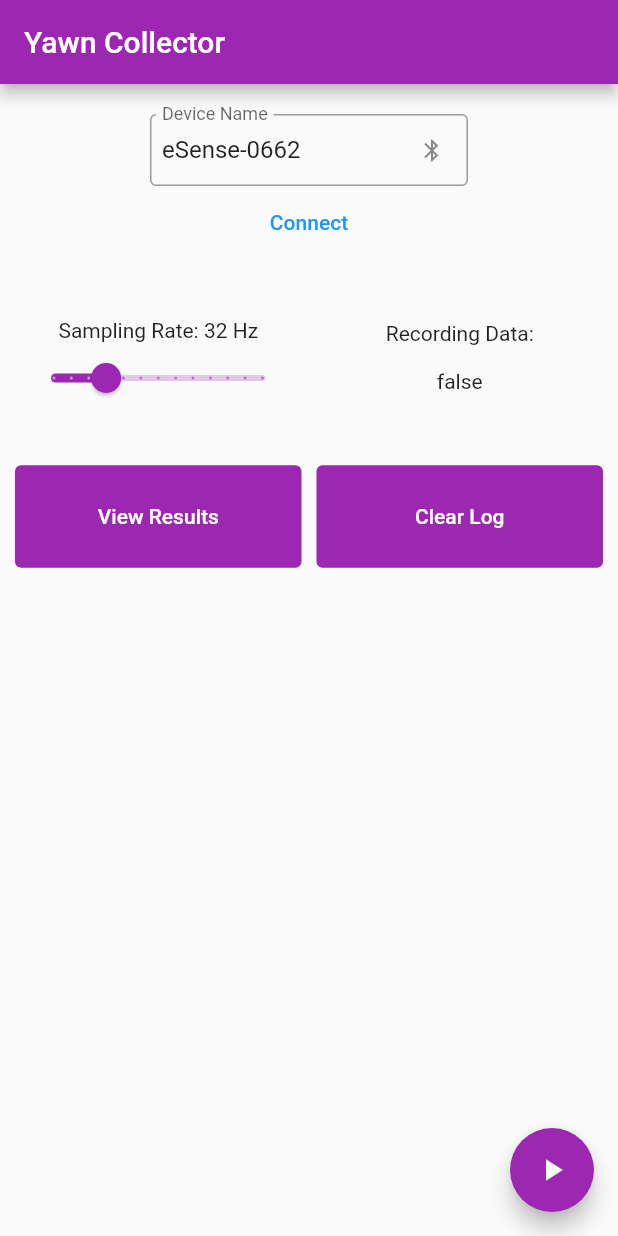
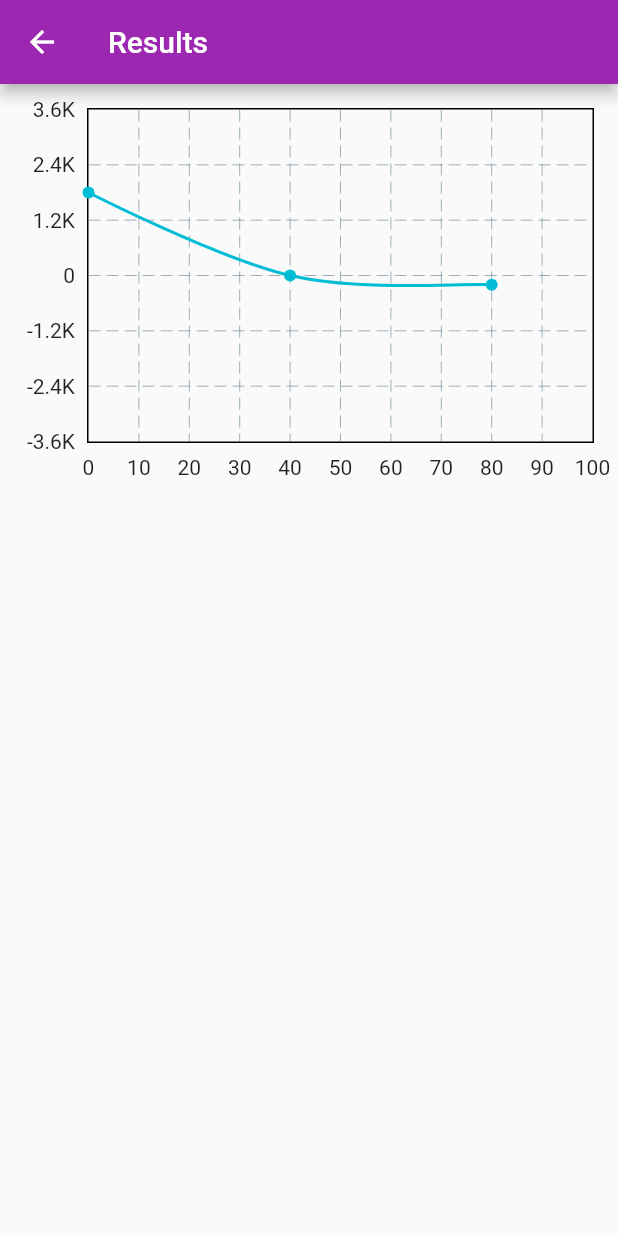
Before and after one commit to jacbn/yawning-detection, a Flutter app: the screen it shows after launch, after a tap on "View Results", on a phone screen of 412 x 824 dp. Run offline on Flutter 3.47's test engine with Material 2 defaults, Android fonts, the light colour scheme and no system bars; drawn by our look-alikes of fl_chart; our stand-ins replace permission_handler; missing offline and left inert: esense_flutter.

Commit message:
fixes; started results

```diff
--- a/yeimu/lib/main.dart
+++ b/yeimu/lib/main.dart
@@ -3,7 +3,8 @@ import 'dart:async';
 import 'package:flutter/material.dart';
 import 'package:esense_flutter/esense.dart';
 import 'package:permission_handler/permission_handler.dart';
-import 'package:yeimu/accel_gyro_pair.dart';
+import 'package:yeimu/results.dart';
+import 'package:yeimu/structure/sensor_reading.dart';
 
 void main() {
   runApp(const MyApp());
@@ -12,15 +13,14 @@ void main() {
 class MyApp extends StatelessWidget {
   const MyApp({Key? key}) : super(key: key);
 
-  // This widget is the root of your application.
   @override
   Widget build(BuildContext context) {
     return MaterialApp(
-      title: 'Yawn Collector',
+      title: 'Yeimu',
       theme: ThemeData(
         primarySwatch: Colors.purple,
       ),
-      home: const MainPage(title: 'Yawn Collector'),
+      home: const MainPage(title: 'Yeimu'),
     );
   }
 }
@@ -83,12 +83,13 @@ class _MainPageState extends State<MainPage> {
       bool connected = await eSenseManager.isConnected();
       _printEvent("Connection complete: $connected\n");
 
+      if (connected) {
         setState(() {
-        _isConnected = connected;
-        if (connected) {
+          _isConnected = true;
           _connectButtonText = 'Disconnect';
+        });
       }
-      });
+
       return connected;
     } else {
       _newAlert("No permissions", "Lacking permissions. Please grant the requested permissions.");
@@ -100,12 +101,12 @@ class _MainPageState extends State<MainPage> {
   Future<bool> _disconnect() async {
     _printEvent("Disconnecting...");
     bool disconnected = await eSenseManager.disconnect();
+    if (disconnected) {
       setState(() {
-      _isConnected = !disconnected;
-      if (disconnected) {
         _connectButtonText = 'Connect';
+        _isConnected = false;
+      });
     }
-    });
     return disconnected;
   }
 
@@ -121,7 +122,11 @@ class _MainPageState extends State<MainPage> {
 
   void _printEvent(String event) {
     setState(() {
+      if (_eventsText == '') {
+        _eventsText = event;
+      } else {
         _eventsText += '\n$event';
+      }
     });
   }
 
@@ -162,7 +167,7 @@ class _MainPageState extends State<MainPage> {
       ),
       body: Center(
         child: Column(
-          mainAxisAlignment: MainAxisAlignment.center,
+          mainAxisAlignment: MainAxisAlignment.start,
           children: <Widget>[
             Padding(
               padding: const EdgeInsets.only(left: 100, right: 100, top: 20),
@@ -223,15 +228,15 @@ class _MainPageState extends State<MainPage> {
                     textAlign: TextAlign.center,
                   ),
                 ),
-                TextButton(
+                ElevatedButton(
                   style: ButtonStyle(
                       backgroundColor: MaterialStateProperty.all(Theme.of(context).primaryColor)),
                   onPressed: () {
-                    //TODO
+                    Navigator.push(context, MaterialPageRoute(builder: (context) => Results()));
                   },
                   child: const Text("View Results", style: TextStyle(color: Colors.white)),
                 ),
-                TextButton(
+                ElevatedButton(
                   style: ButtonStyle(
                       backgroundColor: MaterialStateProperty.all(Theme.of(context).primaryColor)),
                   onPressed: () {
@@ -244,11 +249,20 @@ class _MainPageState extends State<MainPage> {
                 ),
               ],
             ),
-            Expanded(
-              flex: 1,
+            Padding(
+              padding: const EdgeInsets.all(8.0),
+              child: Container(
+                decoration: BoxDecoration(
+                  border: Border.all(width: 1.0),
+                ),
+                child: SizedBox(
+                    height: 150,
                     child: SingleChildScrollView(
-                scrollDirection: Axis.vertical,
+                      child: Padding(
+                        padding: const EdgeInsets.all(4.0),
                         child: Text(_eventsText),
+                      ),
+                    )),
               ),
             ),
           ],
--- /dev/null
+++ b/yeimu/lib/results.dart
@@ -0,0 +1,74 @@
+import 'dart:async';
+import 'package:fl_chart/fl_chart.dart';
+import 'package:flutter/material.dart';
+
+class Results extends StatelessWidget {
+  const Results({super.key});
+
+  @override
+  Widget build(BuildContext context) {
+    return Scaffold(
+      appBar: AppBar(
+        title: const Text('Results'),
+      ),
+      body: Padding(
+        padding: const EdgeInsets.only(left: 0, top: 8, right: 8, bottom: 2),
+        child: AspectRatio(
+          aspectRatio: 1.5,
+          child: DecoratedBox(
+            decoration: const BoxDecoration(
+              borderRadius: BorderRadius.all(Radius.circular(10)),
+            ),
+            child: Padding(
+              padding: const EdgeInsets.all(8),
+              child: LineChart(accelData()),
+            ),
+          ),
+        ),
+      ),
+    );
+  }
+
+  LineChartData accelData() {
+    return LineChartData(
+      minX: 0,
+      minY: -3600,
+      maxX: 100,
+      maxY: 3600,
+      gridData: FlGridData(
+        show: true,
+        drawVerticalLine: true,
+        horizontalInterval: 1200,
+        verticalInterval: 10,
+      ),
+      lineBarsData: [
+        LineChartBarData(
+          spots: const [
+            FlSpot(0, 1800),
+            FlSpot(40, 0),
+            FlSpot(80, -200),
+          ],
+          isCurved: true,
+          isStrokeCapRound: true,
+        ),
+      ],
+      titlesData: FlTitlesData(
+          show: true,
+          rightTitles: AxisTitles(sideTitles: SideTitles(showTitles: false)),
+          topTitles: AxisTitles(sideTitles: SideTitles(showTitles: false)),
+          bottomTitles: AxisTitles(
+            sideTitles: SideTitles(
+              showTitles: true,
+              reservedSize: 30,
+              interval: 10,
+            ),
+          ),
+          leftTitles: AxisTitles(
+              sideTitles: SideTitles(
+            showTitles: true,
+            reservedSize: 50,
+            interval: 1200,
+          ))),
+    );
+  }
+}
--- a/yeimu/pubspec.yaml
+++ b/yeimu/pubspec.yaml
@@ -36,6 +36,7 @@ dependencies:
   cupertino_icons: ^1.0.2
   esense_flutter: ^0.6.1
   permission_handler: ^10.0.2
+  fl_chart: ^0.55.2
 
 dev_dependencies:
   flutter_test:
```
Also changed, not shown: yeimu/lib/structure/sensor_reading.dart (renamed from yeimu/lib/accel_gyro_pair.dart), 8 other files. Lines whose indentation alone changed are shown as unchanged.
